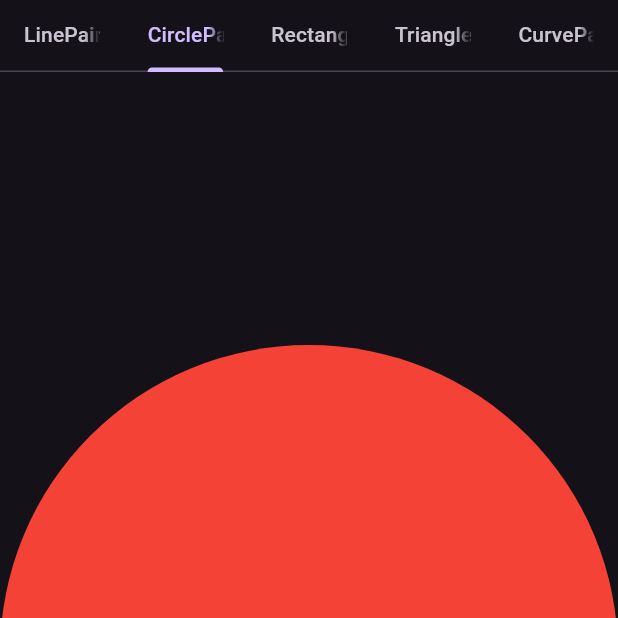
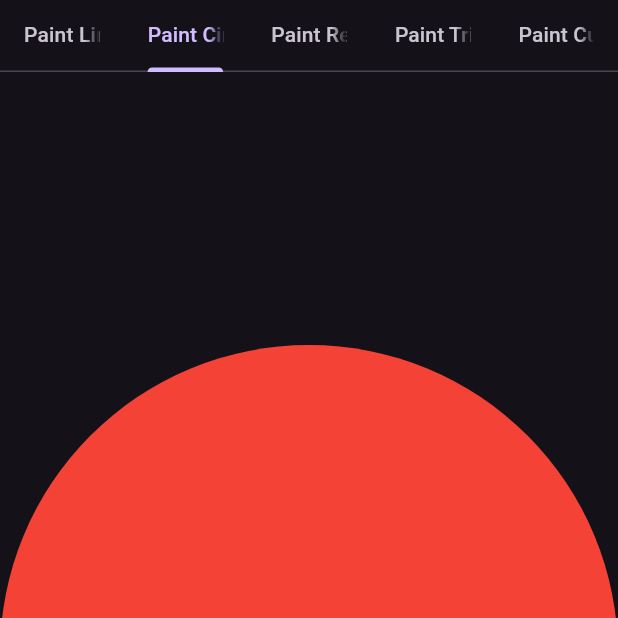
Before and after one commit to theachoem/flutter_projection, a Flutter app: the CustomPaintsPage screen opened directly, tab 2 chosen, on a phone screen of 412 x 824 dp, the top half of it. Run offline on Flutter 3.47's test engine with Material 3 defaults, Android fonts, the phone set to English and light mode, and no system bars.

Commit message:
name pages and tabs

```diff
--- a/lib/pages/custom_paints/custom_paints_page.dart
+++ b/lib/pages/custom_paints/custom_paints_page.dart
@@ -10,23 +10,23 @@ class CustomPaintsPage extends StatelessWidget {
 
   @override
   Widget build(BuildContext context) {
-    final tabs = [
-      const LinePainterTab(),
-      const CirclePainterTab(),
-      const RectanglePainterTab(),
-      const TrianglePainterTab(),
-      const CurvePainterTab(),
-    ];
+    final tabs = {
+      'Paint Line': const LinePainterTab(),
+      'Paint Circle': const CirclePainterTab(),
+      'Paint Rectangle': const RectanglePainterTab(),
+      'Paint Triangle': const TrianglePainterTab(),
+      'Paint Curve': const CurvePainterTab(),
+    };
 
     return DefaultTabController(
       length: tabs.length,
       child: Scaffold(
         appBar: TabBar(
-          tabs: tabs.map((e) {
-            return Tab(text: e.runtimeType.toString());
+          tabs: tabs.keys.map((key) {
+            return Tab(text: key);
           }).toList(),
         ),
-        body: TabBarView(children: tabs),
+        body: TabBarView(children: tabs.values.toList()),
       ),
     );
   }
--- a/lib/pages/transform/quaternion_tab.dart
+++ b/lib/pages/transform/quaternion_tab.dart
@@ -11,9 +11,9 @@ class QuaternionTab extends StatefulWidget {
 
 class _QuaternionTabState extends State<QuaternionTab> {
   double scale = 1.0;
-  double xDegrees = 0.0;
-  double yDegrees = 0.0;
-  double zDegrees = 0.0;
+  double xDegrees = 45.0;
+  double yDegrees = 45.0;
+  double zDegrees = 45.0;
 
   // sphere datas
   double sphereRadius = 400;
```
Also changed, not shown: lib/app.dart (+9 -16 lines), lib/pages/transform/transform_page.dart (+7 -7 lines).
